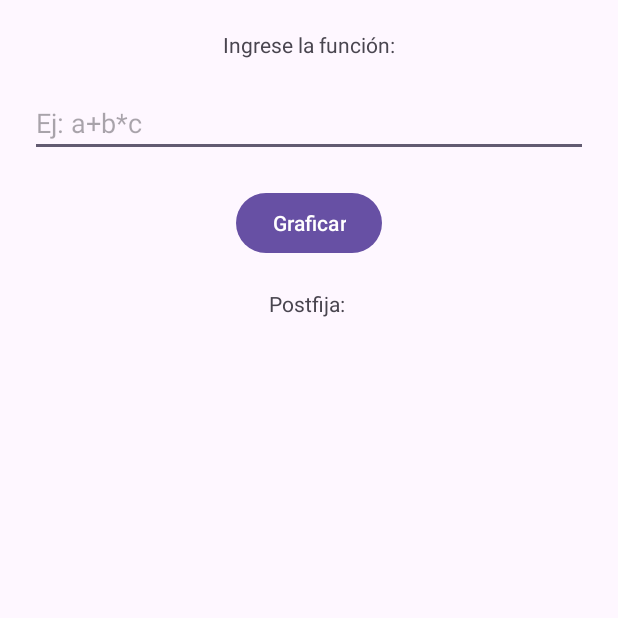
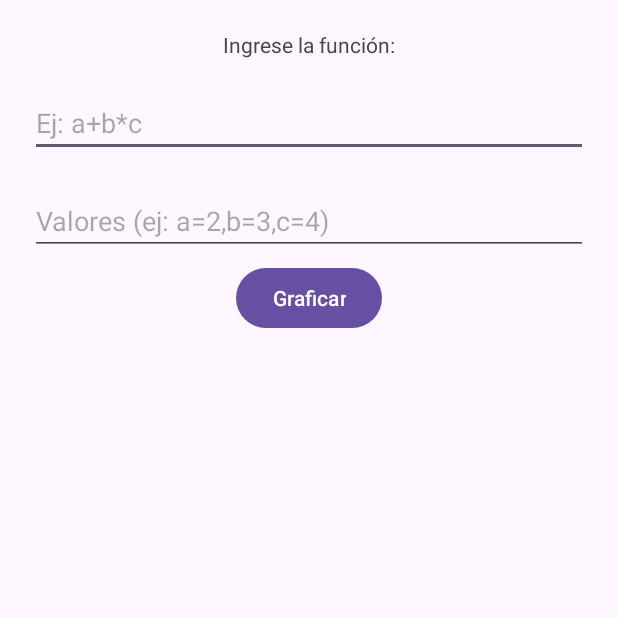
Before and after one commit to FernandoReyes04/GraficadorApp, an Android app: the screen it shows after launch (MainActivity), on a phone screen of 412 x 824 dp, the top half of it. Run offline under Robolectric (Android 15) with nearby library versions, the phone set to English and light mode, and no system bars.

Commit message:
feat: :sparkles: Implementacion funcion evaluar

```diff
--- a/app/src/main/res/layout/activity_main.xml
+++ b/app/src/main/res/layout/activity_main.xml
@@ -27,6 +27,16 @@
         app:layout_constraintEnd_toEndOf="parent"
         android:layout_margin="20dp"/>
 
+    <EditText
+        android:id="@+id/etValores"
+        android:layout_width="0dp"
+        android:layout_height="wrap_content"
+        android:hint="Valores (ej: a=2,b=3,c=4)"
+        app:layout_constraintTop_toBottomOf="@id/etFuncion"
+        app:layout_constraintStart_toStartOf="parent"
+        app:layout_constraintEnd_toEndOf="parent"
+        android:layout_margin="20dp"/>
+
     <Button
         android:id="@+id/btnGraficar"
         android:layout_width="wrap_content"
@@ -35,13 +45,12 @@
         app:layout_constraintTop_toBottomOf="@id/etFuncion"
         app:layout_constraintStart_toStartOf="parent"
         app:layout_constraintEnd_toEndOf="parent"
-        android:layout_marginTop="20dp"/>
+        android:layout_marginTop="70dp"/>
 
     <TextView
         android:id="@+id/tvResultado"
         android:layout_width="wrap_content"
         android:layout_height="wrap_content"
-        android:text="Postfija: "
         app:layout_constraintTop_toBottomOf="@id/btnGraficar"
         app:layout_constraintStart_toStartOf="parent"
         app:layout_constraintEnd_toEndOf="parent"
```
Also changed, not shown: app/src/main/java/com/example/graficadorapp/Graficador.kt (+45 -0 lines), app/src/main/java/com/example/graficadorapp/MainActivity.kt (+48 -4 lines).
